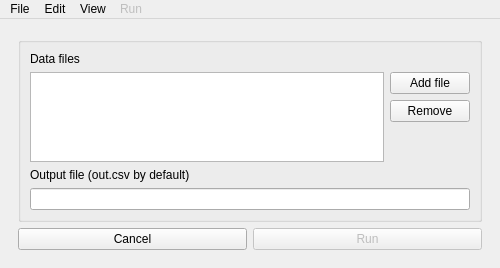
Qt form gui/ui_files/mainwindow.ui (OSUDSL/pydre) before a commit.
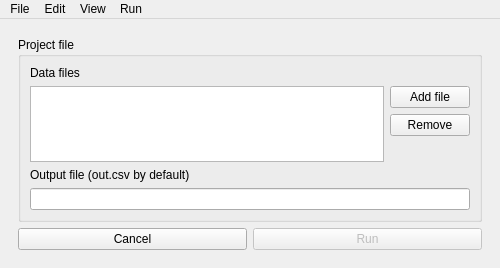
The same form after that commit. The open tabs and pages were chosen to show the change.

Commit message: Added page for running pydre

Diff of the .ui file:
```diff
--- a/gui/ui_files/mainwindow.ui
+++ b/gui/ui_files/mainwindow.ui
@@ -2,6 +2,9 @@
 <ui version="4.0">
  <class>MainWindow</class>
  <widget class="QMainWindow" name="MainWindow">
+  <property name="enabled">
+   <bool>true</bool>
+  </property>
   <property name="geometry">
    <rect>
     <x>0</x>
@@ -187,7 +190,7 @@
         <item>
          <widget class="QGroupBox" name="groupBox">
           <property name="title">
-           <string/>
+           <string>Project file</string>
           </property>
           <layout class="QVBoxLayout" name="verticalLayout_8">
            <item>
@@ -284,35 +287,35 @@
      <height>21</height>
     </rect>
    </property>
-   <widget class="QMenu" name="menuFile">
+   <widget class="QMenu" name="file_menu">
     <property name="title">
      <string>File</string>
     </property>
     <addaction name="new_action"/>
     <addaction name="open_action"/>
    </widget>
-   <widget class="QMenu" name="menuEdit">
+   <widget class="QMenu" name="edit_menu">
     <property name="title">
      <string>Edit</string>
     </property>
    </widget>
-   <widget class="QMenu" name="menuView">
+   <widget class="QMenu" name="view_menu">
     <property name="title">
      <string>View</string>
     </property>
    </widget>
-   <widget class="QMenu" name="menuRun">
+   <widget class="QMenu" name="run_menu">
     <property name="enabled">
-     <bool>false</bool>
+     <bool>true</bool>
     </property>
     <property name="title">
      <string>Run</string>
     </property>
    </widget>
-   <addaction name="menuFile"/>
-   <addaction name="menuEdit"/>
-   <addaction name="menuView"/>
-   <addaction name="menuRun"/>
+   <addaction name="file_menu"/>
+   <addaction name="edit_menu"/>
+   <addaction name="view_menu"/>
+   <addaction name="run_menu"/>
   </widget>
   <action name="pfile_act">
    <property name="enabled">
```
Left out of the diff: 12 changed lines with no effect on the pictures. The commit also changes 2 other files.
